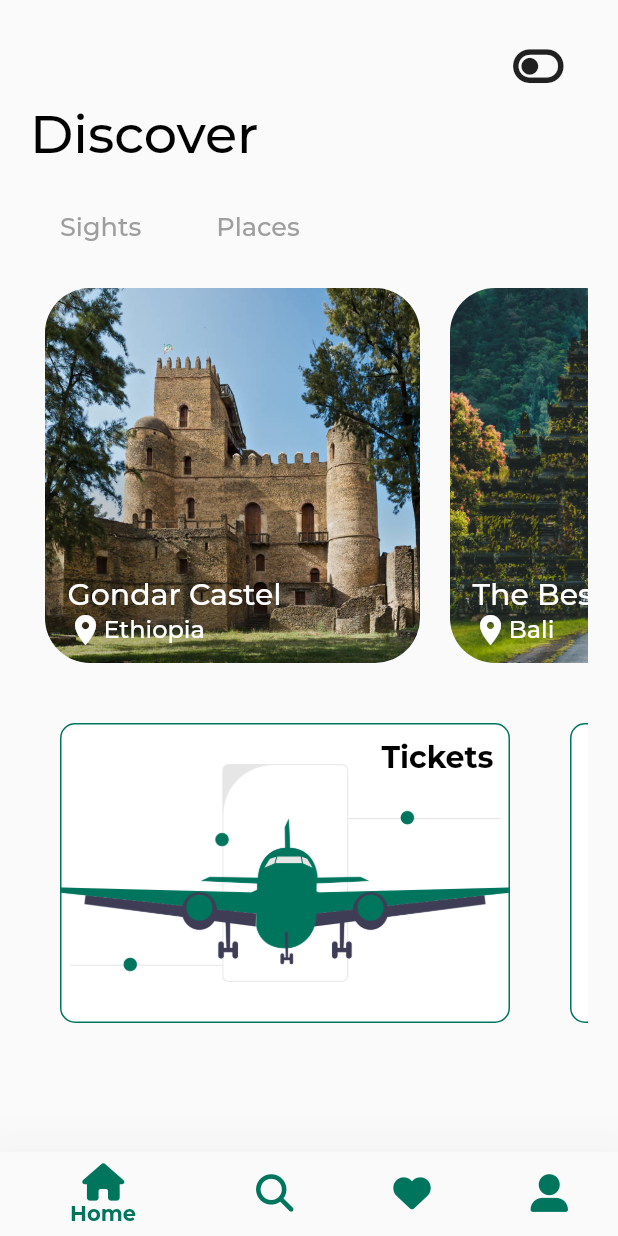
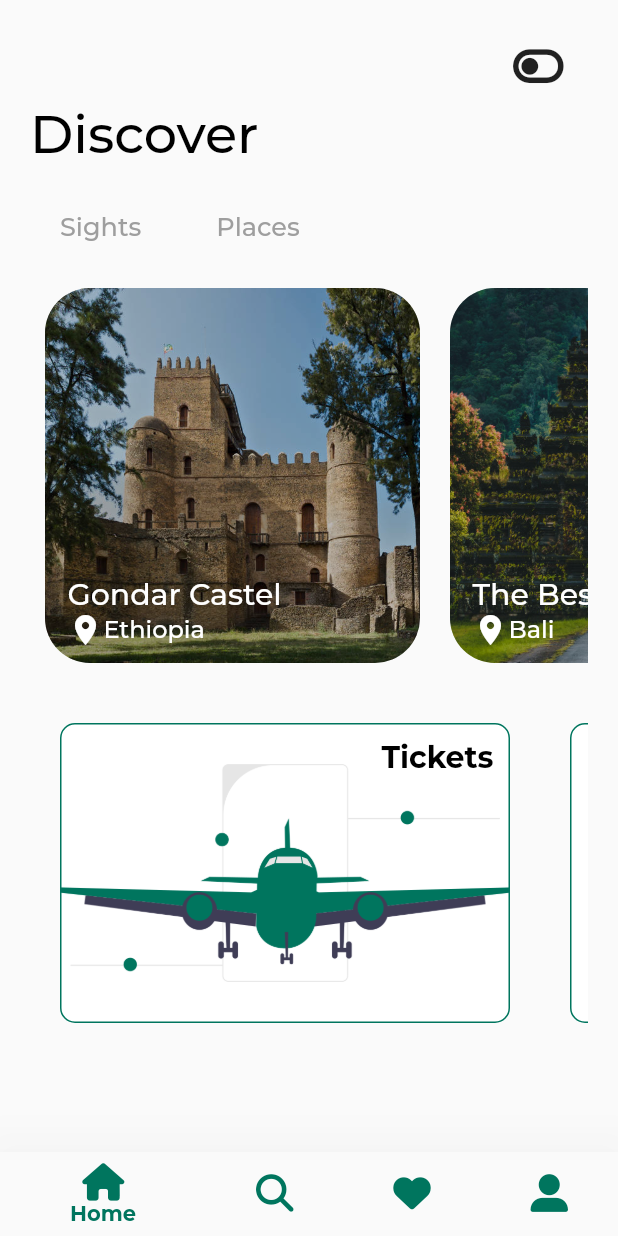
Before and after one commit to naomitimm/Guzo, a Flutter app: the HostPage screen opened directly, on a phone screen of 412 x 824 dp. Run offline on Flutter 3.47's test engine with Material 2 defaults, Android fonts, the light colour scheme and no system bars; our stand-ins replace font_awesome_flutter, google_fonts, lottie, smooth_page_indicator.

Commit message:
black-overlay

```diff
--- a/guzo_app/lib/main.dart
+++ b/guzo_app/lib/main.dart
@@ -1,8 +1,10 @@
 import 'package:flutter/material.dart';
 import 'package:guzo_app/presentation/host_page.dart';
+import 'package:guzo_app/presentation/on_boarding/on_boarding_screen.dart';
 
 void main() {
   runApp(const MaterialApp(
-    home: HostPage(),
+    // home: HostPage(),
+    home: OnBoarding(),
   ));
 }
--- a/guzo_app/lib/presentation/navPages/favorite_page.dart
+++ b/guzo_app/lib/presentation/navPages/favorite_page.dart
@@ -14,7 +14,8 @@ class FavoritePage extends StatefulWidget {
 class _FavoritePageState extends State<FavoritePage> {
   @override
   Widget build(BuildContext context) {
-    return const HasFavorites();
+    // return const HasFavorites();
+    return const NoFavorites();
   }
 }
 
--- a/guzo_app/lib/presentation/navPages/home_page.dart
+++ b/guzo_app/lib/presentation/navPages/home_page.dart
@@ -101,7 +101,9 @@ class _HomePageState extends State<HomePage> {
   }
 
   Widget sights(String image, String name, String location) {
-    return Padding(
+    return Stack(
+      children: [
+        Padding(
           padding: const EdgeInsets.symmetric(horizontal: 10),
           child: Container(
             height: 250,
@@ -114,8 +116,19 @@ class _HomePageState extends State<HomePage> {
                   fit: BoxFit.cover,
                 ),
                 borderRadius: const BorderRadius.all(Radius.circular(30))),
+          ),
+        ),
+        Padding(
+          padding: const EdgeInsets.symmetric(horizontal: 10),
+          child: Container(
+            height: 250,
+            width: 250,
+            decoration: BoxDecoration(
+                color: const Color.fromRGBO(0, 0, 0, 1).withOpacity(0.2),
+                borderRadius: const BorderRadius.all(Radius.circular(30))),
             child: Padding(
-          padding: const EdgeInsets.symmetric(horizontal: 15.0, vertical: 10),
+              padding:
+                  const EdgeInsets.symmetric(horizontal: 15.0, vertical: 10),
               child: Column(
                 crossAxisAlignment: CrossAxisAlignment.start,
                 mainAxisAlignment: MainAxisAlignment.end,
@@ -146,6 +159,8 @@ class _HomePageState extends State<HomePage> {
               ),
             ),
           ),
+        ),
+      ],
     );
   }
 
```
Also changed, not shown: guzo_app/lib/presentation/navPages/search_page.dart (+18 -3 lines). Lines whose indentation alone changed are shown as unchanged.
